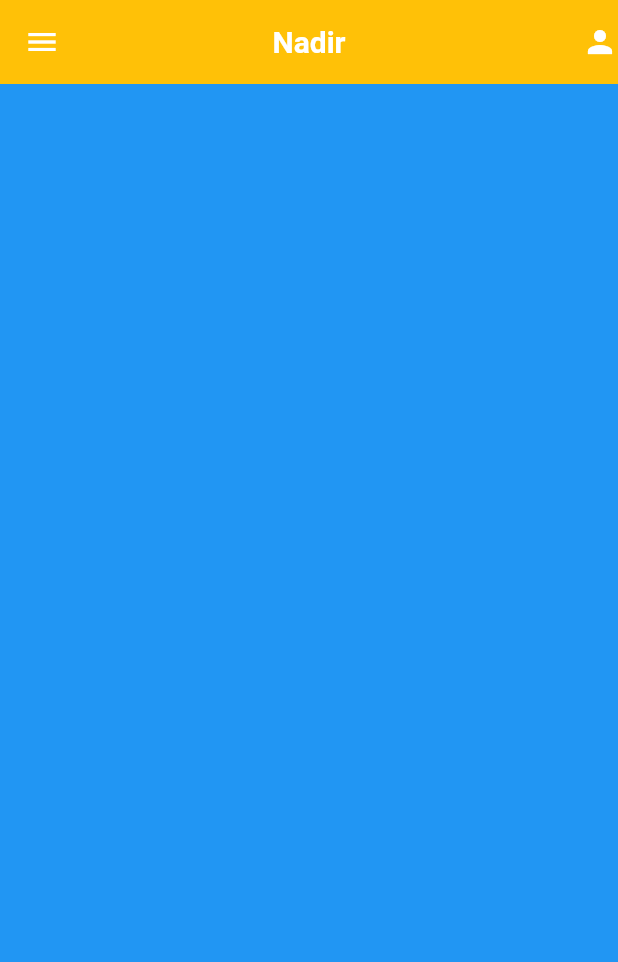
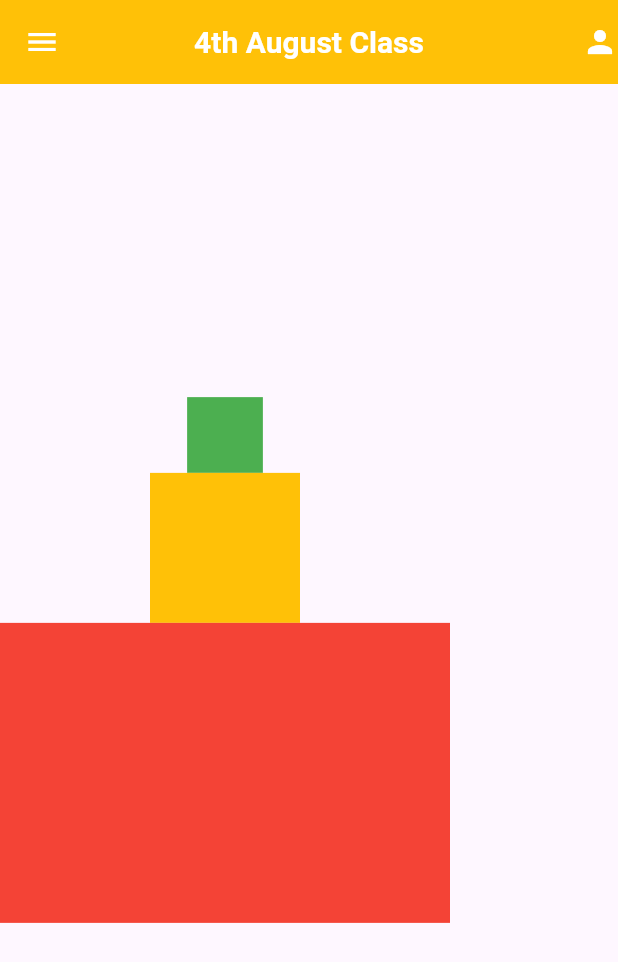
Before and after one commit to sabir-ullah/Flutter-Course-Batch2, a Flutter app: the screen it shows after launch, on a phone screen of 412 x 824 dp. Shown: the top 962 px of the screen. Run offline on Flutter 3.47's test engine with Material 3 defaults, Android fonts, the phone set to English and light mode, and no system bars.

Commit message:
4 August Practise Class

```diff
--- /dev/null
+++ b/lib/4_aug_class.dart
@@ -0,0 +1,30 @@
+import 'package:flutter/material.dart';
+
+class FourAugClass extends StatelessWidget {
+  const FourAugClass({super.key});
+
+  @override
+  Widget build(BuildContext context) {
+    return Scaffold(appBar: AppBar(
+      centerTitle: true,
+      leading: Icon(Icons.menu,color: Colors.white,),
+      title: Text("4th August Class",style: TextStyle(color: Colors.white, fontSize: 20,fontWeight: FontWeight.bold),),
+      actions: [
+        Icon(Icons.person,color: Colors.white,)
+      ],
+      backgroundColor: Colors.amber,
+    ),
+    body: Column(
+      crossAxisAlignment: CrossAxisAlignment.center,
+      mainAxisAlignment: MainAxisAlignment.center,
+      children: [
+      Container(
+        height: 50.5,
+        width: 50.5,
+        color: Colors.green,),
+        Container(color: Colors.amber,height: 100,width: 100,),
+        Container(color: Colors.red,height: 200,width: 300,),
+    ],),
+    );
+  }
+}
--- /dev/null
+++ b/lib/first_day_class.dart
@@ -0,0 +1,22 @@
+import 'package:flutter/material.dart';
+
+class FirstDayPractise extends StatelessWidget {
+  const FirstDayPractise({super.key});
+
+  @override
+  Widget build(BuildContext context) {
+    return Scaffold(
+      appBar: AppBar(
+        centerTitle: true,
+        leading: Icon(Icons.menu,color: Colors.white,),
+        title: Text("Nadir",style: TextStyle(color: Colors.white, fontSize: 20,fontWeight: FontWeight.bold),),
+        actions: [
+          Icon(Icons.person,color: Colors.white,)
+        ],
+        backgroundColor: Colors.amber,
+      ),
+      body: Container(color: Colors.blue,),
+
+    );
+  }
+}
--- a/lib/main.dart
+++ b/lib/main.dart
@@ -1,5 +1,6 @@
-import 'package:flutter/cupertino.dart';
 import 'package:flutter/material.dart';
+import 'package:flutter_bath_2/4_aug_class.dart';
+import 'package:flutter_bath_2/first_day_class.dart';
 
 void main(){
   runApp(FlutterBatchTwoApp());
@@ -9,28 +10,9 @@ class FlutterBatchTwoApp extends StatelessWidget {
 
   @override
   Widget build(BuildContext context) {
-    return MaterialApp(home: FirstDayPractise(),
+    return MaterialApp(
+      home: FourAugClass(),
     debugShowCheckedModeBanner: false,
     );
   }
 }
-class FirstDayPractise extends StatelessWidget {
-  const FirstDayPractise({super.key});
-
-  @override
-  Widget build(BuildContext context) {
-    return Scaffold(
-      appBar: AppBar(
-        centerTitle: true,
-        leading: Icon(Icons.menu,color: Colors.white,),
-        title: Text("Nadir",style: TextStyle(color: Colors.white, fontSize: 20,fontWeight: FontWeight.bold),),
-        actions: [
-          Icon(Icons.person,color: Colors.white,)
-        ],
-        backgroundColor: Colors.amber,
-      ),
-      body: Container(color: Colors.blue,),
-
-    );
-  }
-}
```
